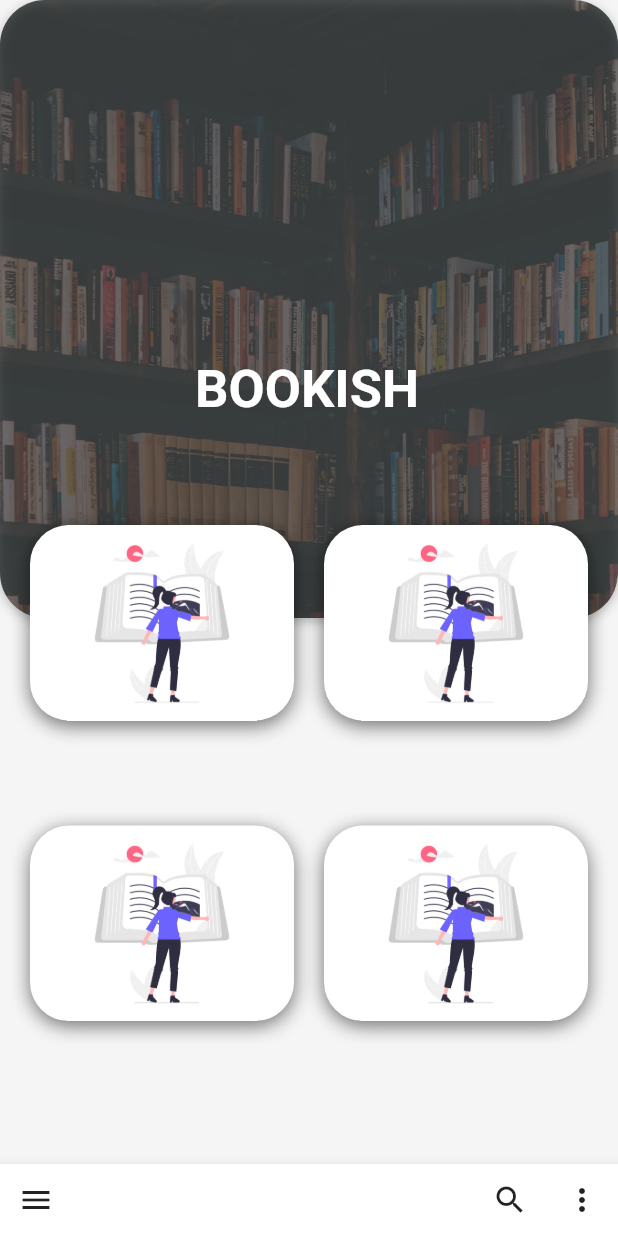
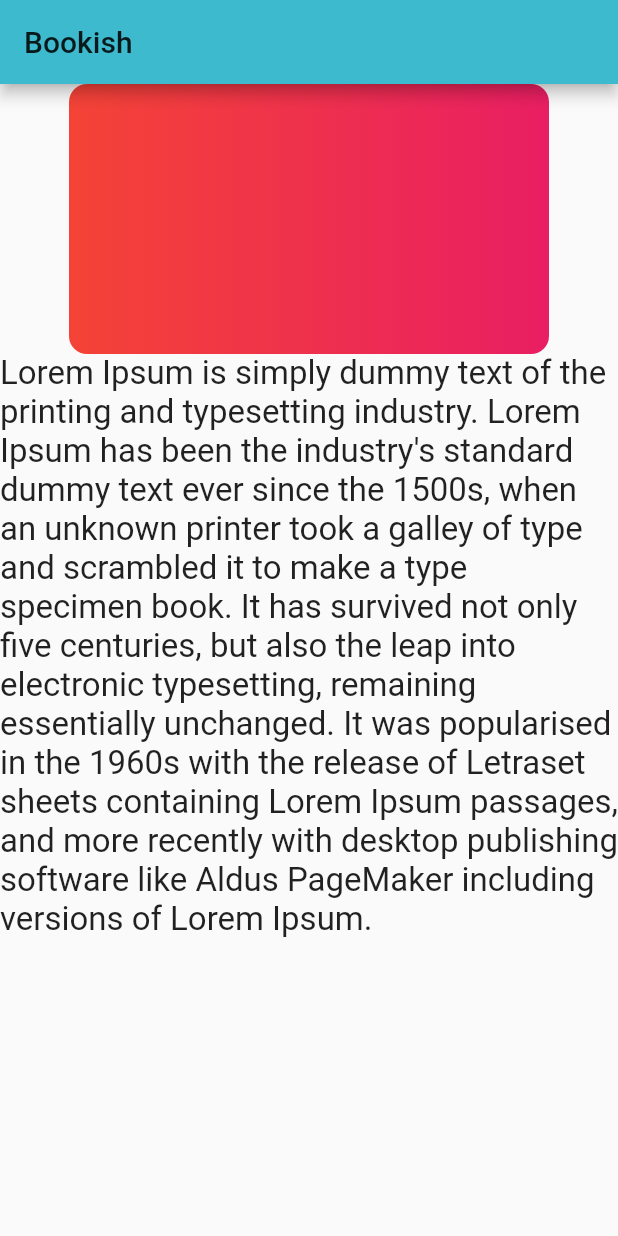
Before and after one commit to rkgoudra/Bookish_2.0_Frontend, a Flutter app: the screen it shows after launch, on a phone screen of 412 x 824 dp. Run offline on Flutter 3.47's test engine with Material 2 defaults, Android fonts, the phone set to English and light mode, and no system bars; Roboto replaces fonts that are missing (Rubik).

Commit message:
responsive Design

```diff
--- /dev/null
+++ b/bookish/lib/home_page.dart
@@ -0,0 +1,86 @@
+import 'package:bookish/responsive_helper.dart';
+import 'package:flutter/material.dart';
+import 'package:flutter/rendering.dart';
+
+class HomePage extends StatefulWidget {
+  const HomePage({Key? key}) : super(key: key);
+
+  @override
+  _HomePageState createState() => _HomePageState();
+}
+
+class _HomePageState extends State<HomePage> {
+  @override
+  Widget build(BuildContext context) {
+    return Scaffold(
+      resizeToAvoidBottomInset: true,
+      appBar: AppBar(
+        title: Text("Bookish"),
+      ),
+      body: SingleChildScrollView(
+        child: SafeArea(
+          child: ResponsiveWidget(
+              mobile: Column(children: [
+                BuildBannerSlider(),
+                BuildTitleText(),
+              ]),
+              tab: Row(children: [
+                BuildBannerSlider(),
+                SizedBox(width: 24),
+                Expanded(child: BuildTitleText()),
+              ]),
+              desktop: Row(children: [
+                BuildBannerSlider(),
+                SizedBox(width: 24),
+                Expanded(child: BuildTitleText()),
+              ])),
+          // child: LayoutBuilder(builder: (context, constraints) {
+          //   if (constraints.maxWidth < 768) {
+          //     return Column(children: [
+          //       BuildBannerSlider(),
+          //       BuildTitleText(),
+          //     ]);
+          //   } else {
+          //     return Row(children: [
+          //       BuildBannerSlider(),
+          //       SizedBox(width: 24),
+          //       Expanded(child: BuildTitleText()),
+          //     ]);
+          //   }
+          // }),
+        ),
+      ),
+    );
+  }
+}
+
+class BuildTitleText extends StatelessWidget {
+  const BuildTitleText({
+    Key? key,
+  }) : super(key: key);
+
+  @override
+  Widget build(BuildContext context) {
+    return Text(
+        'Lorem Ipsum is simply dummy text of the printing and typesetting industry. Lorem Ipsum has been the industry\'s standard dummy text ever since the 1500s, when an unknown printer took a galley of type and scrambled it to make a type specimen book. It has survived not only five centuries, but also the leap into electronic typesetting, remaining essentially unchanged. It was popularised in the 1960s with the release of Letraset sheets containing Lorem Ipsum passages, and more recently with desktop publishing software like Aldus PageMaker including versions of Lorem Ipsum.',
+        style: TextStyle(fontSize: 22, fontFamily: 'Rubik'));
+  }
+}
+
+class BuildBannerSlider extends StatelessWidget {
+  const BuildBannerSlider({
+    Key? key,
+  }) : super(key: key);
+
+  @override
+  Widget build(BuildContext context) {
+    return Container(
+      width: 320,
+      height: 180,
+      decoration: BoxDecoration(
+        gradient: LinearGradient(colors: [Colors.red, Colors.pink]),
+        borderRadius: BorderRadius.circular(12),
+      ),
+    );
+  }
+}
--- a/bookish/lib/main.dart
+++ b/bookish/lib/main.dart
@@ -1,4 +1,4 @@
-import 'package:bookish/home_screen.dart';
+import 'package:bookish/home_page.dart';
 import 'package:flutter/material.dart';
 
 void main() {
@@ -16,7 +16,7 @@ class MyApp extends StatelessWidget {
         accentColor: Color(0xFFF3F5F7),
         primaryColor: Color(0xFF3EBACE),
       ),
-      home: HomeScreen(),
+      home: HomePage(),
     );
   }
 }
--- /dev/null
+++ b/bookish/lib/responsive_helper.dart
@@ -0,0 +1,27 @@
+import 'package:flutter/material.dart';
+
+class ResponsiveWidget extends StatelessWidget {
+  final Widget mobile;
+  final Widget tab;
+  final Widget desktop;
+
+  const ResponsiveWidget(
+      {Key? key,
+      required this.mobile,
+      required this.tab,
+      required this.desktop})
+      : super(key: key);
+  // const ResponsiveWidget({Key? key, this.mobile, this.tab, this.desktop})
+  //     : super(key: key);
+
+  @override
+  Widget build(BuildContext context) {
+    return LayoutBuilder(builder: (context, constraints) {
+      if (constraints.maxWidth < 768) {
+        return mobile;
+      } else {
+        return tab;
+      }
+    });
+  }
+}
```
